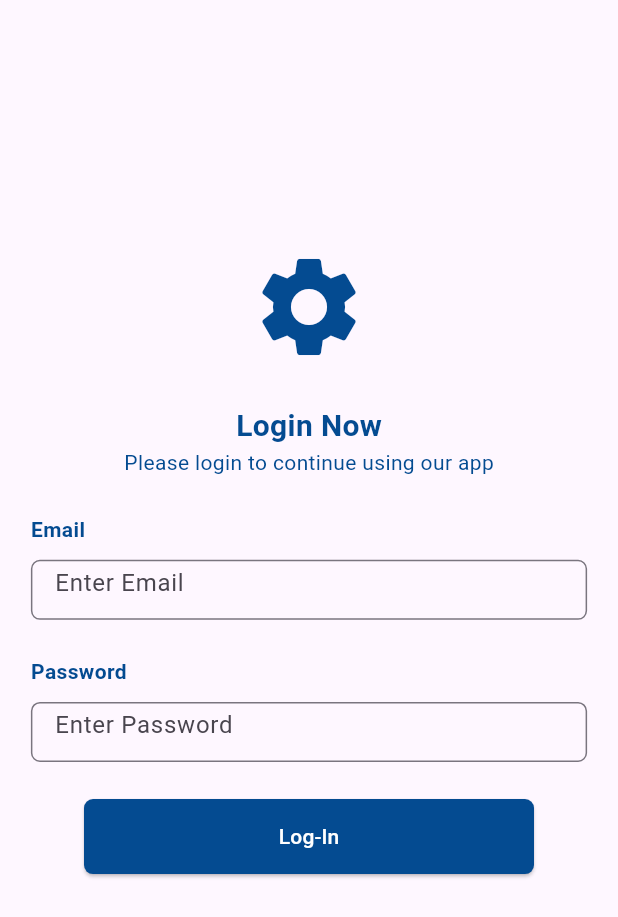
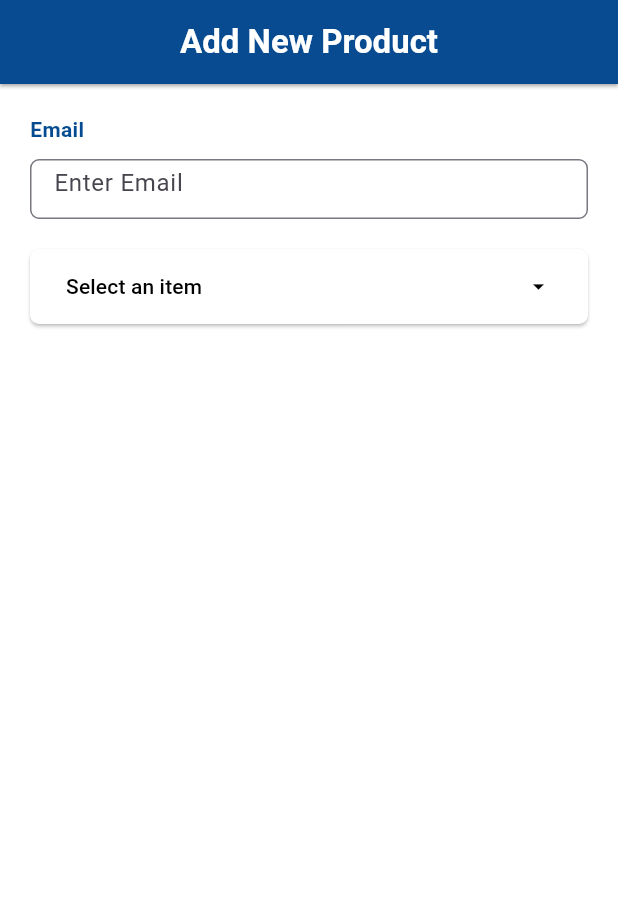
Before and after one commit to Aljoboyer/tiles_shop_management, a Flutter app: the screen it shows after launch, on a phone screen of 412 x 824 dp. Shown: the top 917 px of the screen. Run offline on Flutter 3.47's test engine with Material 3 defaults, Android fonts, the phone set to English and light mode, and no system bars.

Commit message:
add form screen added

```diff
--- a/lib/main.dart
+++ b/lib/main.dart
@@ -1,5 +1,6 @@
 import 'package:flutter/material.dart';
 import 'package:tiles_shop_management/screens/auth/login_screen.dart';
+import 'package:tiles_shop_management/screens/maintanence/product_add_screen.dart';
 
 void main() {
   runApp(const MyApp());
@@ -18,7 +19,7 @@ class MyApp extends StatelessWidget {
         colorScheme: ColorScheme.fromSeed(seedColor: Colors.deepPurple),
         useMaterial3: true,
       ),
-      home: LoginScreen(),
+      home: ProductAddScreen(),
     );
   }
 }
--- /dev/null
+++ b/lib/screens/maintanence/product_add_screen.dart
@@ -0,0 +1,86 @@
+import 'package:flutter/material.dart';
+import 'package:tiles_shop_management/widgets/dropdown.dart';
+import 'package:tiles_shop_management/widgets/input_field.dart';
+
+class ProductAddScreen extends StatefulWidget {
+  const ProductAddScreen({super.key});
+
+  @override
+  State<ProductAddScreen> createState() => _ProductAddScreenState();
+}
+
+class _ProductAddScreenState extends State<ProductAddScreen> {
+   late String productName;
+     String? selectedValue; // Stores the selected value
+
+  List<String> items = ['Apple', 'Banana', 'Cherry', 'Date', "Aanaras", "Chicken", "Mango", "Papaya"]; // Dropdown items
+
+   onEmailChange (value) {
+    setState(() {
+      productName: value;
+    });
+  }
+  void showCustomDropdown ()async {
+ await showDropDown(context, items, (item) {setState(() {
+   selectedValue = item;
+ });});
+}
+
+  @override
+  Widget build(BuildContext context) {
+    return Scaffold(
+      backgroundColor: Colors.white,
+      appBar: AppBar(
+        title: Align(
+              alignment: Alignment.center,
+              child: Text('Add New Product', style: TextStyle(
+              fontWeight: FontWeight.w700,
+               color: Colors.white
+              ),),
+            ),
+        elevation: 1,
+        shadowColor: Colors.grey,
+        backgroundColor:  Color(0xFF044B91),
+      ),
+      body: SingleChildScrollView(
+        child: Padding(
+          padding: EdgeInsets.all(20),
+          child: Column(
+            children: [
+              CustomInputs(label: 'Email',fieldType: false, onChanged: (value) {
+                          onEmailChange(value);
+                        },),
+              SizedBox(height: 20,),
+
+              SizedBox(
+                width: double.infinity,
+                height: 50,// Full width button
+                child: ElevatedButton(
+                  onPressed: showCustomDropdown,
+                  style: ElevatedButton.styleFrom(
+                    backgroundColor: Colors.white, // White background
+                    shape: RoundedRectangleBorder(
+                      borderRadius: BorderRadius.circular(6), // Rounded corners
+                    ),
+                  ),
+                  child: Row(
+                    mainAxisAlignment: MainAxisAlignment.spaceBetween, // Aligns text left, icon right
+                    children: [
+                      Text(
+                        selectedValue ?? "Select an item",
+                        style: TextStyle(color: Colors.black), // Ensure text is visible on white
+                      ),
+                      Icon(Icons.arrow_drop_down, color: Colors.black), // Right-aligned icon
+                    ],
+                  ),
+                ),
+              )
+
+
+            ],
+          ),
+        ),
+      ),
+    );
+  }
+}
```
Also changed, not shown: lib/widgets/dropdown.dart (added, +27 -0 lines).
